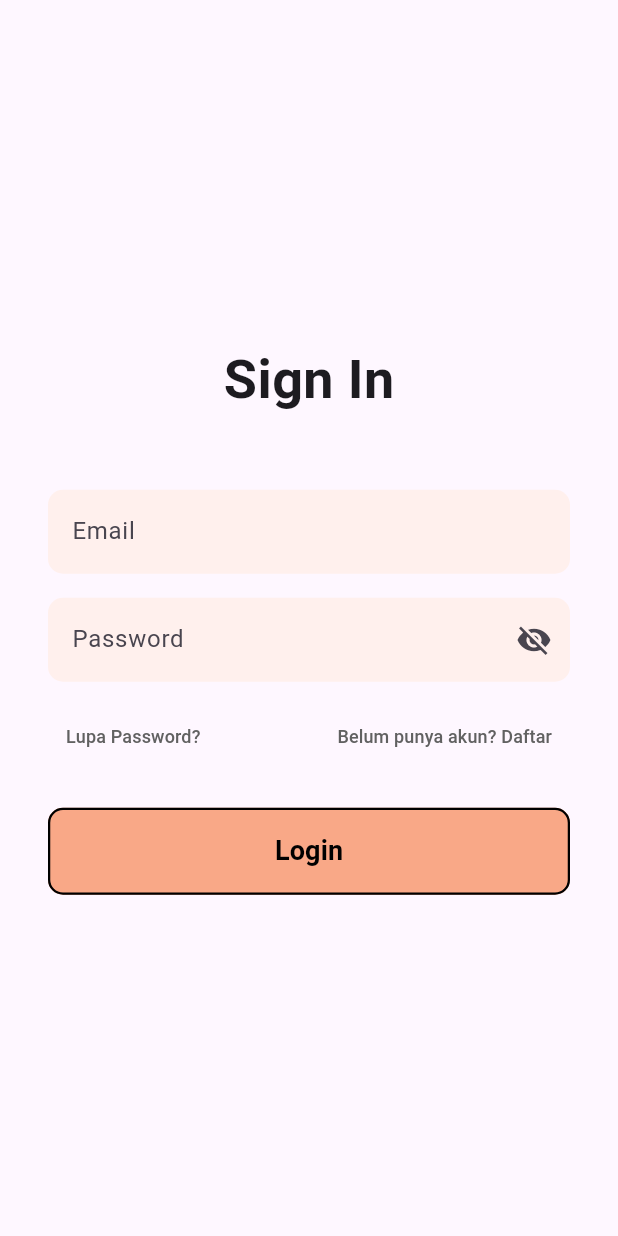
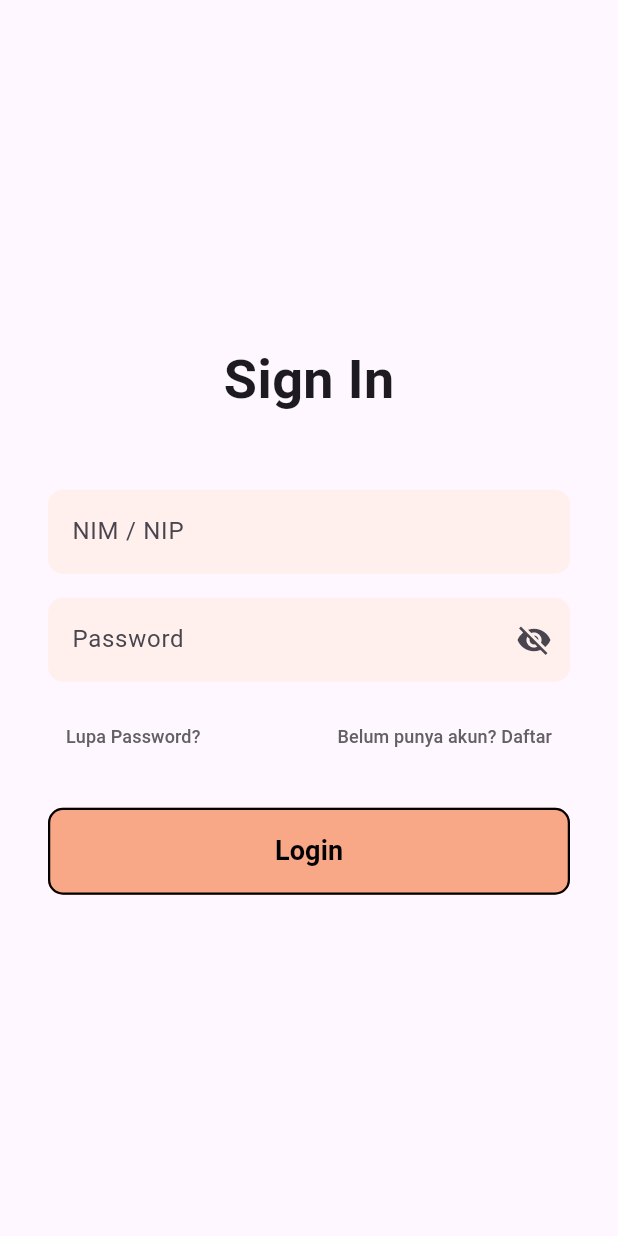
Before and after one commit to codebaradev/pentas, a Flutter app: the screen it shows after launch, after a tap on "Mulai", on a phone screen of 412 x 824 dp. Run offline on Flutter 3.47's test engine with Material 3 defaults, Android fonts, the phone set to English and light mode, and no system bars; our stand-ins replace cloud_firestore, firebase_auth, firebase_core; accounts and stored records are empty; network calls fail.

Commit message:
fix: login menggunakan nim, dan data sesuai dengan firebase di home dan profile

```diff
--- a/lib/pages/login_page.dart
+++ b/lib/pages/login_page.dart
@@ -15,8 +15,8 @@ class _LoginPageState extends State<LoginPage> {
   bool _isPasswordObscured = true;
   bool _isLoading = false;
 
-  // --- 1. MENGGUNAKAN EMAIL, BUKAN NIM ---
-  final _emailController = TextEditingController();
+  // Controller untuk NIM dan Password
+  final _nimController = TextEditingController();
   final _passwordController = TextEditingController();
 
   final AuthService _authService = AuthService();
@@ -26,53 +26,55 @@ class _LoginPageState extends State<LoginPage> {
 
   @override
   void dispose() {
-    _emailController.dispose();
+    _nimController.dispose();
     _passwordController.dispose();
     super.dispose();
   }
 
-  // --- 2. LOGIKA LOGIN BARU ---
+  // --- LOGIKA LOGIN (NIM) ---
   Future<void> _login() async {
-    String email = _emailController.text.trim();
+    // 1. Ambil text dari controller NIM
+    String nim = _nimController.text.trim();
     String password = _passwordController.text.trim();
 
-    if (email.isEmpty || password.isEmpty) {
+    // 2. Validasi Input Kosong
+    if (nim.isEmpty || password.isEmpty) {
       ScaffoldMessenger.of(context).showSnackBar(
-        const SnackBar(content: Text("Email dan Password harus diisi!")),
+        const SnackBar(content: Text("NIM/NIP dan Password harus diisi!")),
       );
       return;
     }
 
     setState(() => _isLoading = true);
 
-    // Panggil fungsi loginUser (menggunakan Email)
-    String? result = await _authService.loginUser(
-      email: email,
+    // 3. Panggil Service: loginUserWithNim (Bukan loginUser biasa)
+    String? result = await _authService.loginUserWithNim(
+      nim: nim,
       password: password,
     );
 
     if (result == "success") {
-      // --- 3. CEK ROLE JIKA LOGIN SUKSES ---
+      // 4. Jika Sukses, Cek Role (Admin / Mahasiswa)
       String role = await _authService.getUserRole();
 
       if (!mounted) return;
       setState(() => _isLoading = false);
 
       if (role == 'admin') {
-        // Navigasi ke Halaman Admin
+        // Masuk ke Halaman Admin (Kepala Lab)
         Navigator.pushReplacement(
           context,
           MaterialPageRoute(builder: (context) => const AdminHomePage()),
         );
       } else {
-        // Navigasi ke Halaman Mahasiswa (Home)
+        // Masuk ke Halaman Mahasiswa (Home)
         Navigator.pushReplacement(
           context,
           MaterialPageRoute(builder: (context) => const HomePage()),
         );
       }
     } else {
-      // Jika Login Gagal
+      // 5. Jika Gagal
       if (mounted) {
         setState(() => _isLoading = false);
         ScaffoldMessenger.of(context).showSnackBar(
@@ -99,12 +101,14 @@ class _LoginPageState extends State<LoginPage> {
               ),
               const SizedBox(height: 48.0),
 
-              // --- 4. INPUT EMAIL ---
+              // --- INPUT NIM / NIP ---
               TextField(
-                controller: _emailController,
-                keyboardType: TextInputType.emailAddress, // Keyboard email
+                controller: _nimController,
+                // Gunakan 'text' agar aman jika NIP mengandung spasi/tanda baca,
+                // atau 'number' jika pasti hanya angka.
+                keyboardType: TextInputType.text,
                 decoration: InputDecoration(
-                  labelText: 'Email', // Label diubah jadi Email
+                  labelText: 'NIM / NIP',
                   filled: true,
                   fillColor: fieldBackgroundColor,
                   border: OutlineInputBorder(
@@ -115,7 +119,7 @@ class _LoginPageState extends State<LoginPage> {
               ),
               const SizedBox(height: 16.0),
 
-              // INPUT PASSWORD
+              // --- INPUT PASSWORD ---
               TextField(
                 controller: _passwordController,
                 obscureText: _isPasswordObscured,
@@ -141,7 +145,7 @@ class _LoginPageState extends State<LoginPage> {
               ),
               const SizedBox(height: 12.0),
 
-              // LUPA PASSWORD & DAFTAR
+              // --- TOMBOL LUPA PASSWORD & DAFTAR ---
               Row(
                 mainAxisAlignment: MainAxisAlignment.spaceBetween,
                 children: [
@@ -171,7 +175,7 @@ class _LoginPageState extends State<LoginPage> {
               ),
               const SizedBox(height: 24.0),
 
-              // TOMBOL LOGIN
+              // --- TOMBOL LOGIN ---
               SizedBox(
                 width: double.infinity,
                 child: ElevatedButton(
```
Also changed, not shown: lib/pages/home_page.dart (+22 -4 lines), lib/pages/profile_page.dart (+31 -4 lines), lib/service/auth_service.dart (+39 -4 lines).
